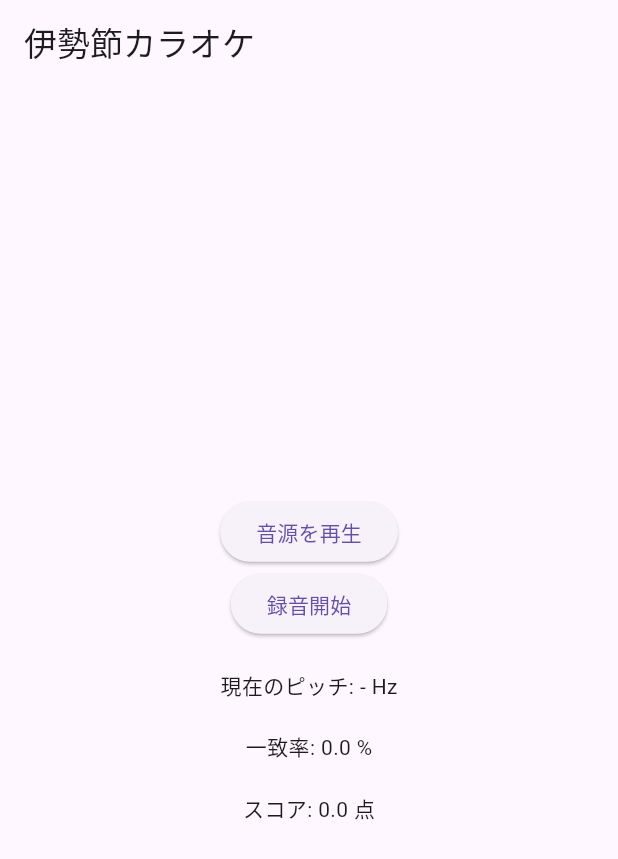
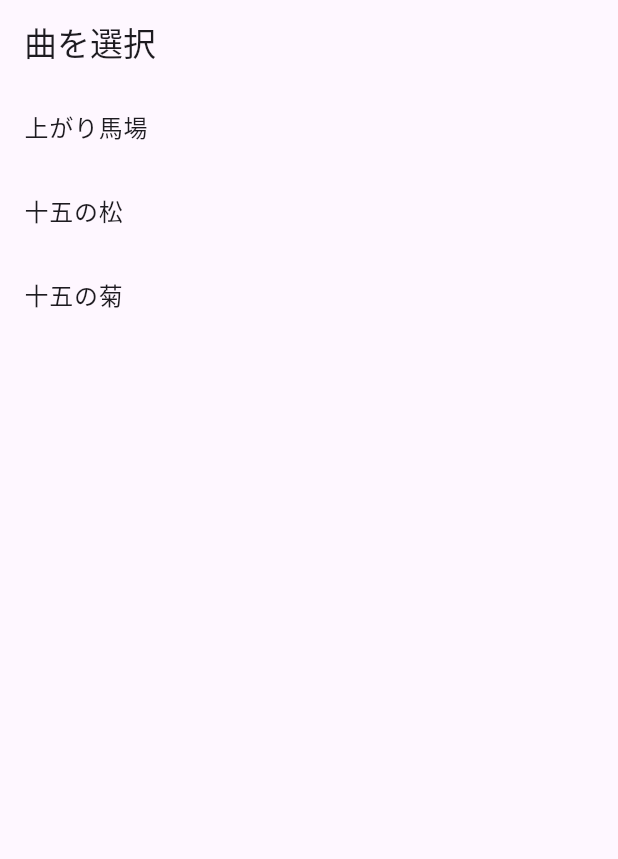
Before and after one commit to hiranari/isebushi_karaoke, a Flutter app: the screen it shows after launch, on a phone screen of 412 x 824 dp. Shown: the top 859 px of the screen. Run offline on Flutter 3.47's test engine with Material 3 defaults, Android fonts, the light colour scheme and no system bars; our stand-ins replace just_audio; missing offline and left inert: pitch_detector_dart, record.

Commit message:
feat: Select music

```diff
--- a/lib/main.dart
+++ b/lib/main.dart
@@ -7,6 +7,7 @@
 import 'package:pitch_detector_dart/pitch_detector.dart';
 import 'package:flutter/foundation.dart' show kIsWeb;
 import 'package:flutter/services.dart' show rootBundle;
+import 'song_select_page.dart';
 
 void main() => runApp(MyApp());
 
@@ -17,7 +18,11 @@
   Widget build(BuildContext context) {
     return MaterialApp(
       title: '伊勢節カラオケ',
-      home: KaraokePage(),
+      initialRoute: '/',
+      routes: {
+        '/': (context) => SongSelectPage(songs: ['上がり馬場', '十五の松', '十五の菊']),
+        '/karaoke': (context) => KaraokePage(),
+      },
     );
   }
 }
@@ -39,11 +44,19 @@
   double? _currentPitch;
   final List<double> _recordedPitches = [];
   final List<double> _referencePitches = []; // 元音源のピッチ配列（例として空）
+  String? selectedSong;
 
   @override
   void initState() {
     super.initState();
     _loadReferencePitches();
+  }
+
+  @override
+  void didChangeDependencies() {
+    super.didChangeDependencies();
+    selectedSong = ModalRoute.of(context)?.settings.arguments as String?;
+    // 曲名に応じてピッチ配列や音源を切り替える処理をここに追加できます
   }
 
   Future<void> _loadReferencePitches() async {
--- /dev/null
+++ b/lib/song_select_page.dart
@@ -0,0 +1,28 @@
+import 'package:flutter/material.dart';
+
+class SongSelectPage extends StatelessWidget {
+  final List<String> songs;
+  const SongSelectPage({super.key, required this.songs});
+
+  @override
+  Widget build(BuildContext context) {
+    return Scaffold(
+      appBar: AppBar(title: const Text('曲を選択')),
+      body: ListView.builder(
+        itemCount: songs.length,
+        itemBuilder: (context, index) {
+          return ListTile(
+            title: Text(songs[index]),
+            onTap: () {
+              Navigator.pushReplacementNamed(
+                context,
+                '/karaoke',
+                arguments: songs[index],
+              );
+            },
+          );
+        },
+      ),
+    );
+  }
+}
```
